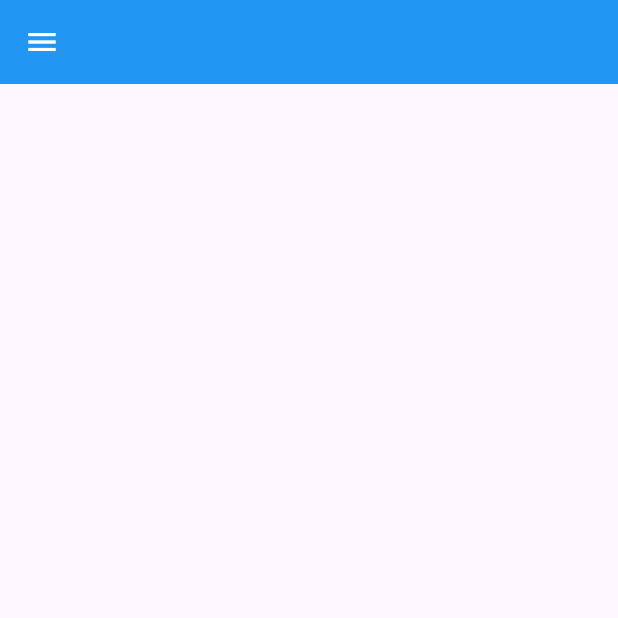
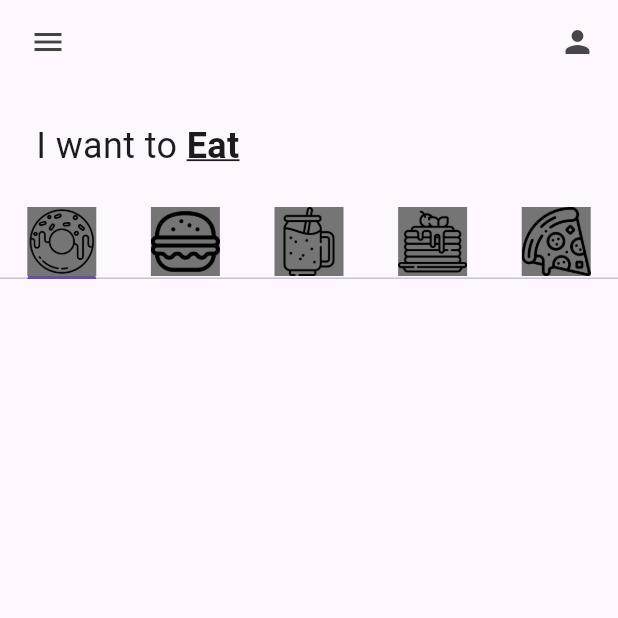
Before and after one commit to CristianGasca/p1_donut_app_cristian_gasca, a Flutter app: the screen it shows after launch, on a phone screen of 412 x 824 dp, the top half of it. Run offline on Flutter 3.47's test engine with Material 3 defaults, Android fonts, the phone set to English and light mode, and no system bars.

Commit message:
tab bar agregado

```diff
--- a/lib/pages/home_page.dart
+++ b/lib/pages/home_page.dart
@@ -1,4 +1,5 @@
 import 'package:flutter/material.dart';
+import 'package:p1_donut_app_cristian_gasca/utils/my_tab.dart';
 
 class HomePage extends StatefulWidget {
   const HomePage({super.key});
@@ -8,13 +9,65 @@
 }
 
 class _HomePageState extends State<HomePage> {
+
+  List<Widget> myTabs = [
+  //donut tab
+  const MyTab(
+    iconPath: 'lib/icons/donut.png',
+    ),
+  // burger tab
+  const MyTab(
+    iconPath: 'lib/icons/burger.png'
+  ),
+  //smoithie tab
+  const MyTab(iconPath: 'lib/icons/smoothie.png'),
+  //pancake tab
+  const MyTab(iconPath: 'lib/icons/pancakes.png'),
+  //pizza tab
+  const MyTab(iconPath: 'lib/icons/pizza.png')
+  ];
+
   @override
   Widget build(BuildContext context) {
-    return Scaffold(
-      appBar: AppBar(
-        backgroundColor: Colors.blue,
-        leading: const Icon(Icons.menu, color: Colors.white,),
+    return DefaultTabController(
+      length: myTabs.length,
+      child: Scaffold(
+        appBar: AppBar(
+          backgroundColor: Colors.transparent,
+          leading: Padding(
+            padding: const EdgeInsets.only(left:8.0),
+            child: Icon(
+              Icons.menu,
+              color: Colors.grey[800],
+            ),
+          ),
+          actions: [Padding(
+            padding: const EdgeInsets.only(right:15.0),
+            child: Icon(Icons.person),
+          )], //Crea un area de gestion de cuentas
+        ) ,
+      body: Column(
+          children: <Widget>[
+          //texto "I want to eat"
+            const Padding(
+              padding: EdgeInsets.all(24.0),
+              child: Row(
+                children: [
+                  Text("I want to ", style: TextStyle(fontSize: 24.0)),
+                  Text("Eat", style: TextStyle(fontSize: 24.0, fontWeight: FontWeight.bold, decoration: TextDecoration.underline),
+                  )
+                  // fontWeight: FontWeight.bold,
+                     ],     //decoration: TextDecoration.underline),),
+            ),
+              ),
 
+          //tab bar
+          TabBar(tabs: myTabs),
+
+          //tab bar view
+
+          //total del carrito
+        ]),
       ),
     );
   }
--- /dev/null
+++ b/lib/utils/my_tab.dart
@@ -0,0 +1,18 @@
+import 'package:flutter/material.dart';
+
+class MyTab extends StatelessWidget {
+  final String iconPath;
+  const MyTab({super.key, required this.iconPath});
+
+  @override
+  Widget build(BuildContext context) {
+    return Tab(
+      child: Container(
+        color: Colors.grey[600],
+        child: Image.asset(iconPath),
+
+      )
+
+    );
+  }
+}
```
